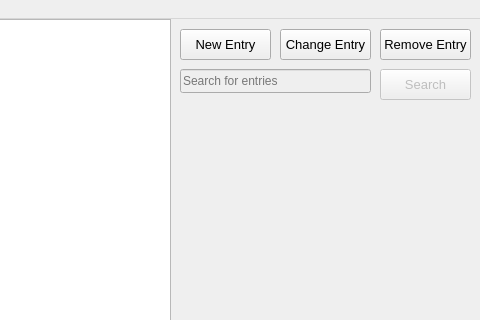
The window that mainwindow.ui (Larsos099/CipherNest) describes before a commit, drawn with Qt 5; both pictures show x 320 to 800 and y 0 to 320 of the 800 by 600 pixel window.
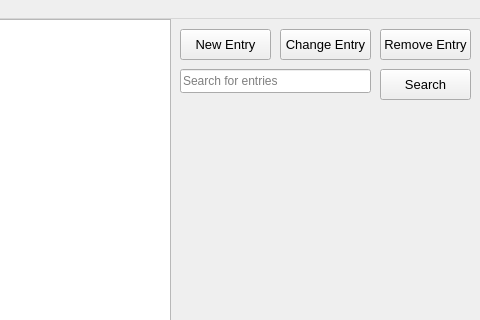
The same window after the commit.

Commit message: Implemented Search.

Patch:
```diff
--- a/mainwindow.ui
+++ b/mainwindow.ui
@@ -92,7 +92,7 @@
    </widget>
    <widget class="QLineEdit" name="search_entry">
     <property name="enabled">
-     <bool>false</bool>
+     <bool>true</bool>
     </property>
     <property name="geometry">
      <rect>
@@ -108,7 +108,7 @@
    </widget>
    <widget class="QPushButton" name="search_btn">
     <property name="enabled">
-     <bool>false</bool>
+     <bool>true</bool>
     </property>
     <property name="geometry">
      <rect>
```
The commit also changes 1 other file.
